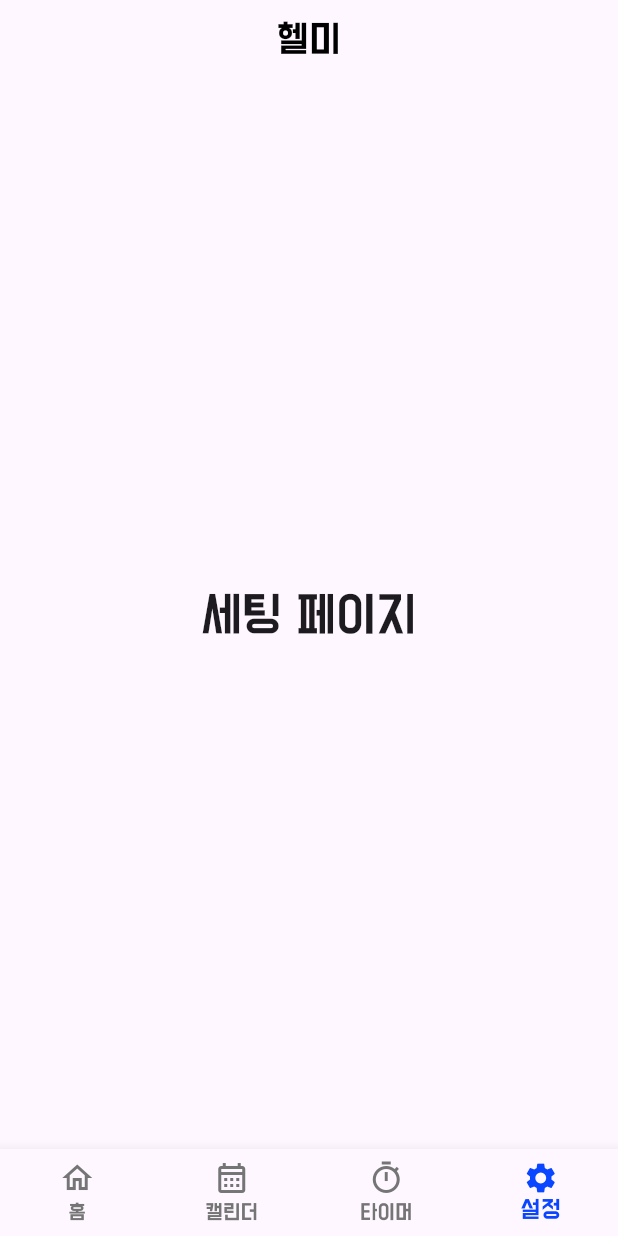
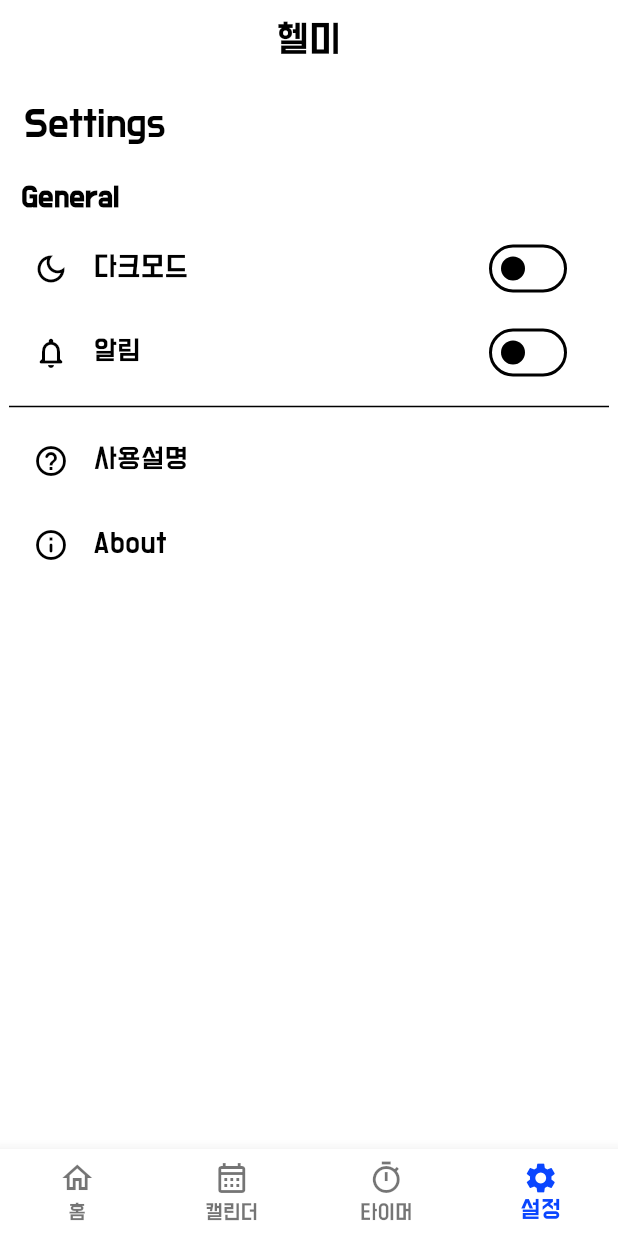
Before and after one commit to kang-min-seok/Helmy, a Flutter app: the screen it shows after launch, item 4 of the bottom bar chosen, on a phone screen of 412 x 824 dp. Run offline on Flutter 3.47's test engine with Material 3 defaults, Android fonts, the light colour scheme and no system bars; our stand-ins replace flutter_local_notifications, hive, hive_flutter; accounts and stored records are empty; generated files the repository leaves out were written again.

Commit message:
Feat: 다크모드 라이트 모드 적용

```diff
--- a/lib/main.dart
+++ b/lib/main.dart
@@ -1,6 +1,5 @@
 import 'dart:ui';
 import 'package:flutter/material.dart';
-import 'package:flutter_background_service/flutter_background_service.dart';
 import 'package:hive_flutter/hive_flutter.dart';
 import './pages/home_page.dart';
 import './pages/calendar_page.dart';
@@ -8,7 +7,7 @@ import './pages/timer_page.dart';
 import './pages/setting_page.dart';
 import './models/WorkoutRecord.dart'; // WorkoutRecord 모델 import
 import 'notification.dart';
-
+import 'themeCustom.dart';
 
 void main() async {
   WidgetsFlutterBinding.ensureInitialized();
@@ -17,29 +16,34 @@ void main() async {
   Hive.registerAdapter(WorkoutTypeAdapter());
   Hive.registerAdapter(ExerciseAdapter());
   Hive.registerAdapter(SetAdapter());
-  // Set 어댑터 등록
+  // 운동 내부 데이터
   await Hive.openBox<WorkoutRecord>('workoutRecords');
   await Hive.openBox<WorkoutType>('workoutTypes');
   await Hive.openBox<Exercise>('exercises');
   await Hive.openBox<Set>('sets');
+
   runApp(const MyApp());
 }
 
 
 
-class MyApp extends StatelessWidget {
+class MyApp extends StatefulWidget  {
   const MyApp({super.key});
+
+  @override
+  _MyAppState createState() => _MyAppState();
+
+}
+
+class _MyAppState extends State<MyApp> {
 
   @override
   Widget build(BuildContext context) {
     return MaterialApp(
       title: '헬미',
-      theme: ThemeData(
-        fontFamily: "Dohyeon",
-        useMaterial3: true,
-        dividerColor: Colors.transparent,
-        primaryColor: const Color(0xff0a46ff),
-      ),
+      themeMode: ThemeMode.system,
+      theme: ThemeCustom.lightTheme,
+      darkTheme: ThemeCustom.darkTheme,
       debugShowCheckedModeBanner: false,
       home: const BottomNavigation(),
     );
@@ -65,26 +69,23 @@ class _BottomNavigationState extends State<BottomNavigation> {
     super.initState();
   }
 
+
   @override
   Widget build(BuildContext context) {
     return Scaffold(
       appBar: AppBar(
-        backgroundColor: Colors.transparent,
         elevation: 0,
         titleSpacing: 0,
         leading: null,
         title: const Text(
           "헬미",
           textAlign: TextAlign.center,
-          style: TextStyle(color: Color(0xff000000)),
         ),
         centerTitle: true,
       ),
       body: _getPageWidget(_selectedIndex),
       bottomNavigationBar: BottomNavigationBar(
           currentIndex: _selectedIndex,
-          selectedItemColor: const Color(0xff0a46ff),
-          unselectedItemColor: const Color(0xff757575),
           type: _bottomNavType,
           onTap: (index) {
             setState(() {
--- a/lib/pages/home_page.dart
+++ b/lib/pages/home_page.dart
@@ -182,7 +182,8 @@ class _HomePageState extends State<HomePage>
   Widget build(BuildContext context) {
     return Scaffold(
       appBar: AppBar(
-        leadingWidth: 0, // Removes the leading space
+        leadingWidth: 0,
+        backgroundColor: Colors.transparent,// Removes the leading space
         title: SingleChildScrollView(
           scrollDirection: Axis.horizontal,
           child: Row(
@@ -289,9 +290,8 @@ class _HomePageState extends State<HomePage>
       ),
       floatingActionButton: FloatingActionButton(
         onPressed: _addNewData,
-        backgroundColor: const Color(0xff0a46ff),
         shape: const CircleBorder(),
-        child: const Icon(Icons.add, color: Colors.white),
+        child: const Icon(Icons.add),
       ),
       floatingActionButtonLocation: FloatingActionButtonLocation.endFloat,
     );
--- a/lib/pages/setting_page.dart
+++ b/lib/pages/setting_page.dart
@@ -1,11 +1,123 @@
+import 'package:flutter/cupertino.dart';
 import 'package:flutter/material.dart';
 
-class SettingPage extends StatelessWidget {
+class SettingPage extends StatefulWidget {
   const SettingPage({Key? key}) : super(key: key);
+
+  @override
+  State<SettingPage> createState() => _SettingPageState();
+}
+
+class _SettingPageState extends State<SettingPage> {
+  bool _isDark = false;
+  bool _isNotification = false;
+
+  @override
+  void initState() {
+    super.initState();
+  }
+
+
   @override
   Widget build(BuildContext context) {
-    return Center(
-      child: Text('세팅 페이지', style: Theme.of(context).textTheme.headline4),
+    return Scaffold(
+        appBar: AppBar(
+          title: const Text("Settings"),
+        ),
+        body: Center(
+          child: Container(
+            constraints: const BoxConstraints(maxWidth: 400),
+            child: ListView(
+              children: [
+                _SingleSection(
+                  title: "General",
+                  children: [
+                    _CustomListTile(
+                        title: "다크모드",
+                        icon: Icons.dark_mode_outlined,
+                        trailing: Switch(
+                            value: _isDark,
+                            onChanged: (value) {
+                              setState(() {
+                                _isDark = value;
+                              });
+                            })),
+                    _CustomListTile(
+                        title: "알림",
+                        icon: Icons.notifications_none_rounded,
+                        trailing: Switch(
+                            value: _isNotification,
+                            onChanged: (value) {
+                              setState(() {
+                                _isNotification = value;
+                              });
+                            })),
+                  ],
+                ),
+                const Divider(),
+                const _SingleSection(
+                  children: [
+                    _CustomListTile(
+                        title: "사용설명",
+                        icon: Icons.help_outline_rounded),
+                    _CustomListTile(
+                        title: "About", icon: Icons.info_outline_rounded),
+                  ],
+                ),
+              ],
+            ),
+          ),
+        ),
+      );
+  }
+}
+
+class _CustomListTile extends StatelessWidget {
+  final String title;
+  final IconData icon;
+  final Widget? trailing;
+  const _CustomListTile(
+      {Key? key, required this.title, required this.icon, this.trailing})
+      : super(key: key);
+
+  @override
+  Widget build(BuildContext context) {
+    return ListTile(
+      title: Text(title),
+      leading: Icon(icon),
+      trailing: trailing,
+      onTap: () {},
     );
   }
 }
+
+class _SingleSection extends StatelessWidget {
+  final String? title;
+  final List<Widget> children;
+  const _SingleSection({
+    Key? key,
+    this.title,
+    required this.children,
+  }) : super(key: key);
+
+  @override
+  Widget build(BuildContext context) {
+    return Column(
+      mainAxisAlignment: MainAxisAlignment.start,
+      crossAxisAlignment: CrossAxisAlignment.start,
+      children: [
+        if (title != null)
+          Padding(
+            padding: const EdgeInsets.all(8.0),
+            child: Text(
+              title!,
+              style: const TextStyle(fontSize: 16, fontWeight: FontWeight.bold),
+            ),
+          ),
+        Column(
+          children: children,
+        ),
+      ],
+    );
+  }
+}
--- a/lib/pages/timer_page.dart
+++ b/lib/pages/timer_page.dart
@@ -2,8 +2,6 @@ import 'dart:async';
 import 'package:flutter/cupertino.dart';
 import 'package:flutter/material.dart';
 import '../notification.dart';
-import 'package:flutter_background_service/flutter_background_service.dart';
-import 'package:flutter_local_notifications/flutter_local_notifications.dart';
 
 
 class TimerPage extends StatefulWidget {
--- a/lib/pages/widgets/workout_record_widget.dart
+++ b/lib/pages/widgets/workout_record_widget.dart
@@ -200,9 +200,6 @@ class _WorkoutRecordWidgetState extends State<WorkoutRecordWidget>
                             child: TextFormField(
                                   decoration: const InputDecoration(
                                     border: OutlineInputBorder(),
-                                    focusedBorder: OutlineInputBorder(
-                                      borderSide: BorderSide(color: Color(0xff0a46ff), width: 2.0),
-                                    ),
                                     hintText: '운동 이름',
                                     contentPadding: EdgeInsets.symmetric(
                                         vertical: 10.0, horizontal: 10.0),
@@ -222,7 +219,6 @@ class _WorkoutRecordWidgetState extends State<WorkoutRecordWidget>
                             padding: const EdgeInsets.fromLTRB(0, 10.0, 0, 0),
                             child: Text(
                                 style: const TextStyle(
-                                  color: Colors.black,
                                   fontWeight: FontWeight.bold,
                                   fontSize: 17,
                                 ),
@@ -287,9 +283,6 @@ class _WorkoutRecordWidgetState extends State<WorkoutRecordWidget>
                                                     child: TextFormField(
                                                       decoration: const InputDecoration(
                                                         border: OutlineInputBorder(),
-                                                        focusedBorder: OutlineInputBorder(
-                                                          borderSide: BorderSide(color: Color(0xff0a46ff), width: 2.0),
-                                                        ),
                                                         hintText: '무게',
                                                         contentPadding: EdgeInsets
                                                             .symmetric(
@@ -370,9 +363,6 @@ class _WorkoutRecordWidgetState extends State<WorkoutRecordWidget>
                                                           child: TextFormField(
                                                             decoration: const InputDecoration(
                                                               border: OutlineInputBorder(),
-                                                              focusedBorder: OutlineInputBorder(
-                                                                borderSide: BorderSide(color: Color(0xff0a46ff), width: 2.0),
-                                                              ),
                                                               contentPadding: EdgeInsets
                                                                   .symmetric(
                                                                   vertical: 10.0,
@@ -458,8 +448,9 @@ class _WorkoutRecordWidgetState extends State<WorkoutRecordWidget>
             )
                 : Container(),
             isEdit
-                ? SizedBox(
+                ? Container(
               width: double.infinity,
+              padding: const EdgeInsets.symmetric(horizontal: 5.0),
               child: ElevatedButton(
                 onPressed: () {
                   setState(() {
@@ -468,10 +459,6 @@ class _WorkoutRecordWidgetState extends State<WorkoutRecordWidget>
                   saveTempDataToHive();
                   widget.record.save();
                 },
-                style: ElevatedButton.styleFrom(
-                  backgroundColor: const Color(0xff0a46ff),
-                  foregroundColor: Colors.white,
-                ),
                 child: const Text('작성 완료'),
               ),
             )
--- /dev/null
+++ b/lib/themeCustom.dart
@@ -0,0 +1,75 @@
+import 'package:flutter/material.dart';
+
+class ThemeCustom {
+  static ThemeData lightTheme = ThemeData(
+    fontFamily: "Dohyeon",
+    useMaterial3: true,
+    dividerColor: Colors.transparent,
+    primaryColor: const Color.fromARGB(255, 38, 38, 38),
+    primaryColorDark: const Color.fromARGB(255, 118, 156, 220),
+    primaryColorLight: const Color.fromARGB(255, 217, 235, 255),
+    shadowColor: const Color.fromARGB(255, 87, 87, 87).withOpacity(0.3),
+    canvasColor: const Color.fromARGB(255, 255, 255, 255),
+    textTheme: const TextTheme(
+      displayLarge: TextStyle(
+        color: Color.fromARGB(255, 0, 0, 0),
+        fontSize: 150,
+      ),
+    ),
+    colorScheme: const ColorScheme(
+      background: Color.fromARGB(255, 255, 255, 255),
+      brightness: Brightness.light,
+      primary: Color(0xff0a46ff),
+      onPrimary: Color.fromARGB(255, 255, 255, 255),
+      secondary: Color.fromARGB(255, 118, 156, 220),
+      onSecondary: Color.fromARGB(255, 217, 235, 255),
+      error: Colors.red,
+      onError: Colors.white,
+      onBackground: Color.fromARGB(255, 0, 0, 0),
+      surface: Color.fromARGB(255, 255, 255, 255),
+      onSurface: Color.fromARGB(255, 0, 0, 0),
+    ),
+    elevatedButtonTheme: ElevatedButtonThemeData(
+      style: ElevatedButton.styleFrom(
+        foregroundColor: Colors.white, // New default background color
+        backgroundColor: const Color(0xff0a46ff), // New default text color
+      ),
+    ),
+  );
+  static ThemeData darkTheme = ThemeData(
+    fontFamily: "Dohyeon",
+    useMaterial3: true,
+    dividerColor: Colors.transparent,
+    primaryColor: Colors.white,
+    primaryColorDark: const Color.fromARGB(255, 118, 156, 220),
+    primaryColorLight: const Color.fromARGB(255, 145, 157, 170),
+    shadowColor: const Color.fromARGB(255, 173, 173, 173).withOpacity(0.3),
+    canvasColor: const Color.fromARGB(255, 0, 0, 0),
+    textTheme: const TextTheme(
+      displayLarge: TextStyle(
+        color: Color.fromARGB(255, 255, 255, 255),
+        fontSize: 150,
+      ),
+    ),
+    colorScheme: ColorScheme(
+      background: const Color.fromARGB(255, 38, 38, 38),
+      brightness: Brightness.dark,
+      primary: Colors.white,
+      onPrimary: const Color.fromARGB(255, 38, 38, 38),
+      secondary: Colors.white,
+      onSecondary: const Color.fromARGB(255, 118, 156, 220),
+      error: Colors.red[700]!,
+      onError: Colors.black,
+      onBackground: Colors.white,
+      surface: const Color.fromARGB(255, 50, 50, 50),
+      onSurface: Colors.white,
+    ),
+    elevatedButtonTheme: ElevatedButtonThemeData(
+      style: ElevatedButton.styleFrom(
+        foregroundColor: Colors.black, // New default background color
+        backgroundColor: const Color(0xFFDEDEDE), // New default text color
+      ),
+    ),
+
+  );
+}
--- a/pubspec.yaml
+++ b/pubspec.yaml
@@ -10,8 +10,6 @@ dependencies:
     sdk: flutter
   cupertino_icons: ^1.0.2
   flutter_local_notifications: ^17.0.0
-  flutter_background_service: ^5.0.5
-  device_info_plus: ^9.1.2
   shared_preferences: ^2.2.2
   localstorage: ^4.0.0+1
   intl: ^0.17.0
```
Also changed, not shown: pubspec.lock.
